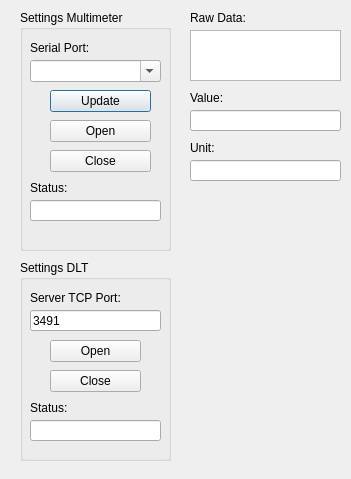
First picture: the form in dialog.ui, repository alexmucde/DLTMultimeter, before the edit.
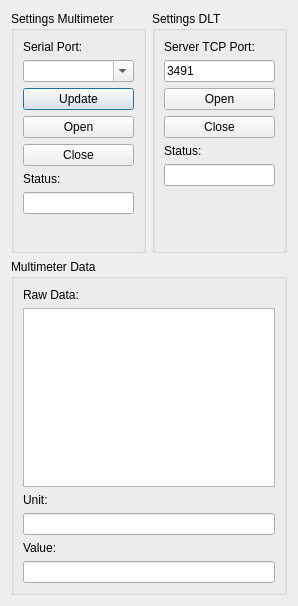
Second picture: the form after the edit.

Commit message: Layout update and last value check

What changed in the file:
```diff
--- a/dialog.ui
+++ b/dialog.ui
@@ -6,8 +6,8 @@
    <rect>
     <x>0</x>
     <y>0</y>
-    <width>351</width>
-    <height>479</height>
+    <width>298</width>
+    <height>606</height>
    </rect>
   </property>
   <property name="sizePolicy">
@@ -25,270 +25,182 @@
   <property name="modal">
    <bool>true</bool>
   </property>
-  <widget class="QLineEdit" name="lineEditValue">
-   <property name="geometry">
-    <rect>
-     <x>190</x>
-     <y>110</y>
-     <width>151</width>
-     <height>21</height>
-    </rect>
-   </property>
-  </widget>
-  <widget class="QLabel" name="label_2">
-   <property name="geometry">
-    <rect>
-     <x>190</x>
-     <y>10</y>
-     <width>91</width>
-     <height>16</height>
-    </rect>
-   </property>
-   <property name="text">
-    <string>Raw Data:</string>
-   </property>
-  </widget>
+  <layout class="QGridLayout" name="gridLayout">
+   <item row="0" column="0">
   <widget class="QGroupBox" name="groupBox">
-   <property name="geometry">
-    <rect>
-     <x>20</x>
-     <y>10</y>
-     <width>151</width>
-     <height>241</height>
-    </rect>
-   </property>
    <property name="title">
     <string>Settings Multimeter</string>
    </property>
+     <layout class="QVBoxLayout" name="verticalLayout">
+      <item>
    <widget class="QLabel" name="label">
-    <property name="geometry">
-     <rect>
-      <x>10</x>
-      <y>30</y>
-      <width>91</width>
-      <height>16</height>
-     </rect>
-    </property>
     <property name="text">
      <string>Serial Port:</string>
     </property>
    </widget>
+      </item>
+      <item>
    <widget class="QComboBox" name="comboBoxSerialPort">
-    <property name="geometry">
-     <rect>
-      <x>10</x>
-      <y>50</y>
-      <width>131</width>
-      <height>22</height>
-     </rect>
-    </property>
     <property name="editable">
      <bool>true</bool>
     </property>
    </widget>
+      </item>
+      <item>
    <widget class="QPushButton" name="pushButtonUpdate">
-    <property name="geometry">
-     <rect>
-      <x>30</x>
-      <y>80</y>
-      <width>101</width>
-      <height>22</height>
-     </rect>
-    </property>
     <property name="text">
      <string>Update</string>
     </property>
    </widget>
-   <widget class="QLabel" name="label_4">
-    <property name="geometry">
-     <rect>
-      <x>10</x>
-      <y>170</y>
-      <width>91</width>
-      <height>16</height>
-     </rect>
-    </property>
-    <property name="text">
-     <string>Status:</string>
-    </property>
-   </widget>
-   <widget class="QLineEdit" name="lineEditStatus">
-    <property name="geometry">
-     <rect>
-      <x>10</x>
-      <y>190</y>
-      <width>131</width>
-      <height>21</height>
-     </rect>
-    </property>
-    <property name="readOnly">
-     <bool>true</bool>
-    </property>
-   </widget>
+      </item>
+      <item>
    <widget class="QPushButton" name="pushButtonConnect">
-    <property name="geometry">
-     <rect>
-      <x>30</x>
-      <y>110</y>
-      <width>101</width>
-      <height>22</height>
-     </rect>
-    </property>
     <property name="text">
      <string>Open</string>
     </property>
    </widget>
+      </item>
+      <item>
    <widget class="QPushButton" name="pushButtonDisconnect">
-    <property name="geometry">
-     <rect>
-      <x>30</x>
-      <y>140</y>
-      <width>101</width>
-      <height>22</height>
-     </rect>
-    </property>
     <property name="text">
      <string>Close</string>
     </property>
    </widget>
-  </widget>
-  <widget class="QLabel" name="label_3">
-   <property name="geometry">
-    <rect>
-     <x>190</x>
-     <y>90</y>
-     <width>91</width>
-     <height>16</height>
-    </rect>
-   </property>
+      </item>
+      <item>
+       <widget class="QLabel" name="label_4">
    <property name="text">
-    <string>Value:</string>
-   </property>
-  </widget>
-  <widget class="QTextEdit" name="textEditRawData">
-   <property name="geometry">
-    <rect>
-     <x>190</x>
-     <y>30</y>
-     <width>151</width>
-     <height>51</height>
-    </rect>
-   </property>
-  </widget>
-  <widget class="QLabel" name="label_5">
-   <property name="geometry">
-    <rect>
-     <x>190</x>
-     <y>140</y>
-     <width>71</width>
-     <height>16</height>
-    </rect>
-   </property>
-   <property name="text">
-    <string>Unit:</string>
-   </property>
-  </widget>
-  <widget class="QLineEdit" name="lineEditUnit">
-   <property name="geometry">
-    <rect>
-     <x>190</x>
-     <y>160</y>
-     <width>151</width>
-     <height>21</height>
-    </rect>
-   </property>
-  </widget>
+         <string>Status:</string>
+        </property>
+       </widget>
+      </item>
+      <item>
+       <widget class="QLineEdit" name="lineEditStatus">
+        <property name="readOnly">
+         <bool>true</bool>
+        </property>
+       </widget>
+      </item>
+      <item>
+       <spacer name="verticalSpacer">
+        <property name="orientation">
+         <enum>Qt::Vertical</enum>
+        </property>
+        <property name="sizeHint" stdset="0">
+         <size>
+          <width>20</width>
+          <height>40</height>
+         </size>
+        </property>
+       </spacer>
+      </item>
+     </layout>
+    </widget>
+   </item>
+   <item row="0" column="1">
   <widget class="QGroupBox" name="groupBox_2">
-   <property name="geometry">
-    <rect>
-     <x>20</x>
-     <y>260</y>
-     <width>151</width>
-     <height>201</height>
-    </rect>
-   </property>
    <property name="title">
     <string>Settings DLT</string>
    </property>
+     <layout class="QVBoxLayout" name="verticalLayout_2">
+      <item>
    <widget class="QLabel" name="label_6">
-    <property name="geometry">
-     <rect>
-      <x>10</x>
-      <y>30</y>
-      <width>111</width>
-      <height>16</height>
-     </rect>
-    </property>
     <property name="text">
      <string>Server TCP Port:</string>
     </property>
    </widget>
+      </item>
+      <item>
    <widget class="QLineEdit" name="lineEditPortDLT">
-    <property name="geometry">
-     <rect>
-      <x>10</x>
-      <y>50</y>
-      <width>131</width>
-      <height>21</height>
-     </rect>
-    </property>
     <property name="text">
      <string>3491</string>
     </property>
    </widget>
+      </item>
+      <item>
    <widget class="QPushButton" name="pushButtonOpenDLT">
-    <property name="geometry">
-     <rect>
-      <x>30</x>
-      <y>80</y>
-      <width>91</width>
-      <height>22</height>
-     </rect>
-    </property>
     <property name="text">
      <string>Open</string>
     </property>
    </widget>
+      </item>
+      <item>
    <widget class="QPushButton" name="pushButtonCloseDLT">
-    <property name="geometry">
-     <rect>
-      <x>30</x>
-      <y>110</y>
-      <width>91</width>
-      <height>22</height>
-     </rect>
-    </property>
     <property name="text">
      <string>Close</string>
     </property>
    </widget>
-   <widget class="QLineEdit" name="lineEditStatusDLT">
-    <property name="geometry">
-     <rect>
-      <x>10</x>
-      <y>160</y>
-      <width>131</width>
-      <height>21</height>
-     </rect>
-    </property>
-    <property name="readOnly">
-     <bool>true</bool>
-    </property>
-   </widget>
+      </item>
+      <item>
    <widget class="QLabel" name="label_7">
-    <property name="geometry">
-     <rect>
-      <x>10</x>
-      <y>140</y>
-      <width>91</width>
-      <height>16</height>
-     </rect>
-    </property>
     <property name="text">
      <string>Status:</string>
     </property>
    </widget>
-  </widget>
+      </item>
+      <item>
+       <widget class="QLineEdit" name="lineEditStatusDLT">
+        <property name="readOnly">
+         <bool>true</bool>
+        </property>
+       </widget>
+      </item>
+      <item>
+       <spacer name="verticalSpacer_2">
+        <property name="orientation">
+         <enum>Qt::Vertical</enum>
+        </property>
+        <property name="sizeHint" stdset="0">
+         <size>
+          <width>20</width>
+          <height>40</height>
+         </size>
+        </property>
+       </spacer>
+      </item>
+     </layout>
+    </widget>
+   </item>
+   <item row="1" column="0" colspan="2">
+    <widget class="QGroupBox" name="groupBox_3">
+     <property name="title">
+      <string>Multimeter Data</string>
+     </property>
+     <layout class="QVBoxLayout" name="verticalLayout_3">
+      <item>
+       <widget class="QLabel" name="label_2">
+        <property name="text">
+         <string>Raw Data:</string>
+        </property>
+       </widget>
+      </item>
+      <item>
+       <widget class="QTextEdit" name="textEditRawData"/>
+      </item>
+      <item>
+       <widget class="QLabel" name="label_5">
+        <property name="text">
+         <string>Unit:</string>
+        </property>
+       </widget>
+      </item>
+      <item>
+       <widget class="QLineEdit" name="lineEditUnit"/>
+      </item>
+      <item>
+       <widget class="QLabel" name="label_3">
+        <property name="text">
+         <string>Value:</string>
+        </property>
+       </widget>
+      </item>
+      <item>
+       <widget class="QLineEdit" name="lineEditValue"/>
+      </item>
+     </layout>
+    </widget>
+   </item>
+  </layout>
  </widget>
  <resources/>
  <connections/>
```
Lines whose indentation alone changed are shown as unchanged. The commit also changes 5 other files.
